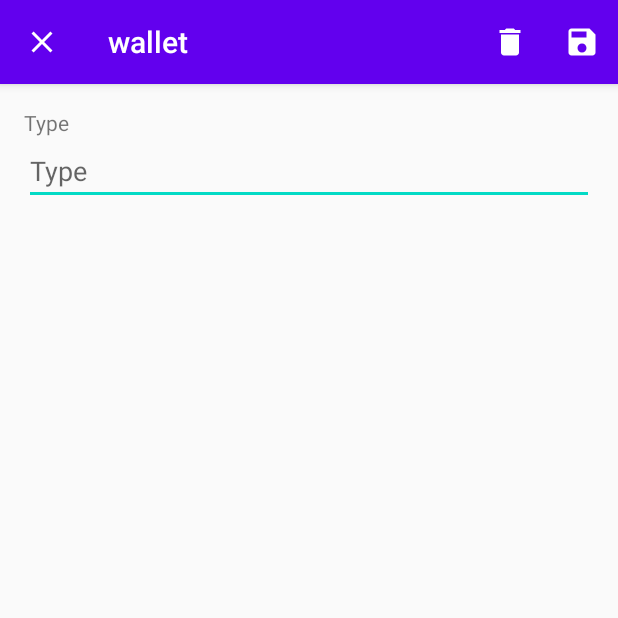
After one commit to tommylabunto/Wallet, an Android app: the AddEditTypeActivity screen opened directly, with no data from a screen before it, on a phone screen of 412 x 824 dp, the top half of it. The commit adds this screen. Run offline under Robolectric (Android 15) with nearby library versions, the light colour scheme and no system bars.

Commit message:
add CRUD for type

```diff
--- a/app/src/main/java/com/example/wallet/AddEditRepeatTransactionActivity.java
+++ b/app/src/main/java/com/example/wallet/AddEditRepeatTransactionActivity.java
@@ -153,7 +153,7 @@ public class AddEditRepeatTransactionActivity extends AppCompatActivity implemen
 
         typeViewModel = ViewModelProviders.of(this).get(TypeViewModel.class);
 
-        typeViewModel.getAllTypes().observe(this, new Observer<List<String>>() {
+        typeViewModel.getAllTypesString().observe(this, new Observer<List<String>>() {
             @Override
             public void onChanged(@Nullable final List<String> types) {
 
--- /dev/null
+++ b/app/src/main/java/com/example/wallet/AddEditTypeActivity.java
@@ -0,0 +1,106 @@
+package com.example.wallet;
+
+import android.content.Intent;
+import android.os.Bundle;
+import android.view.Menu;
+import android.view.MenuInflater;
+import android.view.MenuItem;
+import android.widget.EditText;
+import android.widget.Toast;
+
+import androidx.appcompat.app.AppCompatActivity;
+
+public class AddEditTypeActivity extends AppCompatActivity {
+
+    public static final String EXTRA_ID =
+            "com.example.wallet.EXTRA_ID";
+    public static final String EXTRA_NAME =
+            "com.example.wallet.EXTRA_NAME";
+    public static final String EXTRA_OPERATION =
+            "com.example.wallet.EXTRA_OPERATION";
+
+    private EditText editTextType;
+
+    @Override
+    protected void onCreate(Bundle savedInstanceState) {
+        super.onCreate(savedInstanceState);
+        setContentView(R.layout.activity_add_edit_type);
+
+        editTextType = findViewById(R.id.edit_text_type);
+
+        getSupportActionBar().setHomeAsUpIndicator(R.drawable.ic_close);
+
+        extractIntent();
+    }
+
+    private void extractIntent() {
+        Intent intent = getIntent();
+        if (intent.hasExtra(EXTRA_ID)) {
+            editTextType.setText(intent.getStringExtra(EXTRA_NAME));
+        }
+    }
+
+    private void createOrSaveType() {
+
+        String name = editTextType.getText().toString().trim();
+
+        if (name.isEmpty()) {
+            Toast.makeText(this, "Please insert a name", Toast.LENGTH_SHORT).show();
+            return;
+        }
+
+        Intent newType = createIntent(name, "save");
+
+        setResult(RESULT_OK, newType);
+        finish();
+    }
+
+    /*
+    if delete a type that a transaction uses, it won't crash.
+    the spinner will just set the type to the top option as default
+     */
+    private void deleteType() {
+
+        String name = editTextType.getText().toString().trim();
+
+        Intent oldType = createIntent(name, "delete");
+
+        setResult(RESULT_OK, oldType);
+        finish();
+    }
+
+    private Intent createIntent(String name, String operation) {
+
+        Intent type = new Intent();
+        type.putExtra(EXTRA_NAME, name);
+        type.putExtra(EXTRA_OPERATION, operation);
+
+        Long id = getIntent().getLongExtra(EXTRA_ID, -1);
+        if (id != -1) {
+            type.putExtra(EXTRA_ID, id);
+        }
+
+        return type;
+    }
+
+    @Override
+    public boolean onCreateOptionsMenu(Menu menu) {
+        MenuInflater menuInflater = getMenuInflater();
+        menuInflater.inflate(R.menu.add_transaction_menu, menu);
+        return true;
+    }
+
+    @Override
+    public boolean onOptionsItemSelected(MenuItem item) {
+        switch (item.getItemId()) {
+            case R.id.save_transaction:
+                createOrSaveType();
+                return true;
+            case R.id.delete_transaction:
+                deleteType();
+                return true;
+            default:
+                return super.onOptionsItemSelected(item);
+        }
+    }
+}
--- a/app/src/main/java/com/example/wallet/MainActivity.java
+++ b/app/src/main/java/com/example/wallet/MainActivity.java
@@ -17,6 +17,7 @@ import androidx.lifecycle.ViewModelProviders;
 import androidx.recyclerview.widget.LinearLayoutManager;
 import androidx.recyclerview.widget.RecyclerView;
 
+import com.example.wallet.adapter.TransactionAdapter;
 import com.example.wallet.db.MonthlyBudgetViewModel;
 import com.example.wallet.db.Transaction;
 import com.example.wallet.db.TransactionViewModel;
@@ -30,8 +31,7 @@ import java.util.Calendar;
 import java.util.Date;
 import java.util.List;
 
-// TODO: create screen for CRUD type, monthlybudget in settings (today)
-// TODO: when CRUD type, then change type in addedittransactionactivity, so dunnid to get types whenever create new activity (today)
+// TODO: create screen for CRUD monthlybudget in settings (today)
 // TODO: throw possible exceptions
 // TODO: try to use functional approach (return, dont set)
 // TODO: implement settings (app theme)
@@ -153,7 +153,7 @@ public class MainActivity extends AppCompatActivity {
 
         typeViewModel = ViewModelProviders.of(this).get(TypeViewModel.class);
 
-        typeViewModel.getAllTypes().observe(this, new Observer<List<String>>() {
+        typeViewModel.getAllTypesString().observe(this, new Observer<List<String>>() {
             @Override
             public void onChanged(@Nullable final List<String> types) {
 
--- a/app/src/main/java/com/example/wallet/RepeatTransactionAdapter.java
+++ b/app/src/main/java/com/example/wallet/adapter/RepeatTransactionAdapter.java
@@ -1,4 +1,4 @@
-package com.example.wallet;
+package com.example.wallet.adapter;
 
 import android.content.Context;
 import android.view.LayoutInflater;
@@ -10,6 +10,7 @@ import androidx.recyclerview.widget.DiffUtil;
 import androidx.recyclerview.widget.ListAdapter;
 import androidx.recyclerview.widget.RecyclerView;
 
+import com.example.wallet.R;
 import com.example.wallet.db.Transaction;
 
 import java.util.List;
--- a/app/src/main/java/com/example/wallet/TransactionAdapter.java
+++ b/app/src/main/java/com/example/wallet/adapter/TransactionAdapter.java
@@ -1,4 +1,4 @@
-package com.example.wallet;
+package com.example.wallet.adapter;
 
 import android.content.Context;
 import android.view.LayoutInflater;
@@ -10,6 +10,7 @@ import androidx.recyclerview.widget.DiffUtil;
 import androidx.recyclerview.widget.ListAdapter;
 import androidx.recyclerview.widget.RecyclerView;
 
+import com.example.wallet.R;
 import com.example.wallet.db.Transaction;
 
 import java.math.BigDecimal;
--- /dev/null
+++ b/app/src/main/res/layout/activity_add_edit_type.xml
@@ -0,0 +1,24 @@
+<?xml version="1.0" encoding="utf-8"?>
+<LinearLayout xmlns:android="http://schemas.android.com/apk/res/android"
+    xmlns:app="http://schemas.android.com/apk/res-auto"
+    xmlns:tools="http://schemas.android.com/tools"
+    android:layout_width="match_parent"
+    android:layout_height="match_parent"
+    android:orientation="vertical"
+    android:padding="16dp"
+    tools:context=".AddEditTypeActivity">
+
+    <TextView
+        android:id="@+id/textView_type"
+        android:layout_width="match_parent"
+        android:layout_height="wrap_content"
+        android:text="Type" />
+
+    <EditText
+        android:id="@+id/edit_text_type"
+        android:layout_width="match_parent"
+        android:layout_height="wrap_content"
+        android:hint="Type"
+        android:inputType="textCapSentences"/>
+
+</LinearLayout>
```
Also changed, not shown: app/src/main/AndroidManifest.xml (+8 -3 lines), app/src/main/java/com/example/wallet/AddEditTransactionActivity.java (+3 -7 lines), app/src/main/java/com/example/wallet/RepeatTransactionActivity.java (+16 -0 lines), app/src/main/java/com/example/wallet/SettingsActivity.java (+10 -0 lines), app/src/main/java/com/example/wallet/TypeActivity.java (added, +166 -0 lines), app/src/main/java/com/example/wallet/adapter/TypeAdapter.java (added, +77 -0 lines), app/src/main/java/com/example/wallet/db/TypeDao.java (+5 -2 lines), app/src/main/java/com/example/wallet/db/TypeRepository.java (+8 -2 lines), app/src/main/java/com/example/wallet/db/TypeViewModel.java (+8 -2 lines), app/src/main/res/layout/activity_type.xml (added, +21 -0 lines), app/src/main/res/layout/content_type.xml (added, +17 -0 lines), app/src/main/res/layout/recyclerview_type_item.xml (added, +29 -0 lines), app/src/main/res/layout/settings_activity.xml (+11 -0 lines).
